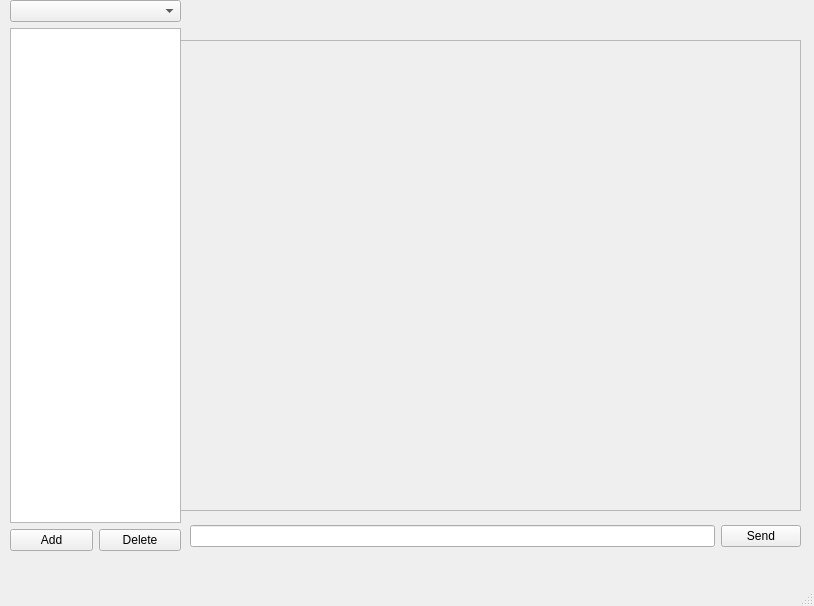
Qt form chatbot/gui/main_window.ui (mipeso/ollama-chatbot) before a commit.
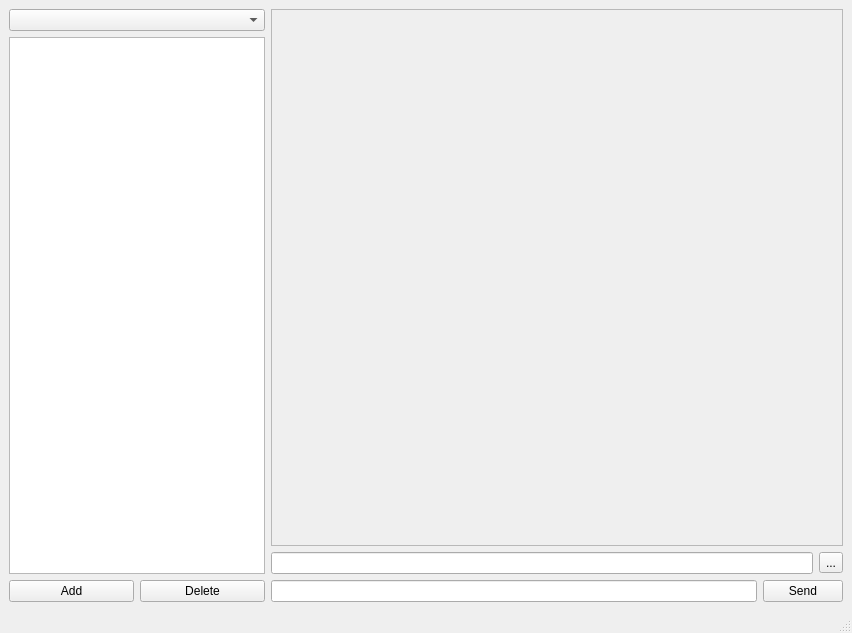
The same form after that commit.

Patch:
```diff
--- a/chatbot/gui/main_window.ui
+++ b/chatbot/gui/main_window.ui
@@ -6,8 +6,8 @@
    <rect>
     <x>0</x>
     <y>0</y>
-    <width>814</width>
-    <height>606</height>
+    <width>852</width>
+    <height>633</height>
    </rect>
   </property>
   <property name="sizePolicy">
@@ -20,66 +20,26 @@
    <string>Chatbot</string>
   </property>
   <widget class="QWidget" name="centralwidget">
-   <widget class="QScrollArea" name="scroll_area">
-    <property name="geometry">
-     <rect>
-      <x>180</x>
-      <y>40</y>
-      <width>621</width>
-      <height>471</height>
-     </rect>
-    </property>
-    <property name="widgetResizable">
-     <bool>true</bool>
-    </property>
-    <widget class="QWidget" name="scrollAreaWidgetContents">
-     <property name="geometry">
-      <rect>
-       <x>0</x>
-       <y>0</y>
-       <width>619</width>
-       <height>469</height>
-      </rect>
-     </property>
-    </widget>
-   </widget>
-   <widget class="QWidget" name="layoutWidget">
-    <property name="geometry">
-     <rect>
-      <x>190</x>
-      <y>520</y>
-      <width>611</width>
-      <height>33</height>
-     </rect>
-    </property>
-    <layout class="QHBoxLayout" name="horizontalLayout_2">
+   <layout class="QVBoxLayout" name="verticalLayout_3">
      <item>
-      <widget class="QLineEdit" name="text_box"/>
-     </item>
+     <layout class="QHBoxLayout" name="horizontalLayout_4">
      <item>
-      <widget class="QPushButton" name="send_button">
-       <property name="text">
-        <string>Send</string>
-       </property>
-      </widget>
-     </item>
-    </layout>
-   </widget>
-   <widget class="QWidget" name="">
-    <property name="geometry">
-     <rect>
-      <x>10</x>
-      <y>0</y>
-      <width>171</width>
-      <height>551</height>
-     </rect>
-    </property>
     <layout class="QVBoxLayout" name="verticalLayout">
+        <property name="sizeConstraint">
+         <enum>QLayout::SizeConstraint::SetDefaultConstraint</enum>
+        </property>
      <item>
       <widget class="QComboBox" name="model_combobox"/>
      </item>
      <item>
-      <widget class="QListWidget" name="chat_list"/>
+         <widget class="QListWidget" name="chat_list">
+          <property name="sizePolicy">
+           <sizepolicy hsizetype="Minimum" vsizetype="Expanding">
+            <horstretch>0</horstretch>
+            <verstretch>0</verstretch>
+           </sizepolicy>
+          </property>
+         </widget>
      </item>
      <item>
       <layout class="QHBoxLayout" name="horizontalLayout">
@@ -100,7 +60,59 @@
       </layout>
      </item>
     </layout>
-   </widget>
+      </item>
+      <item>
+       <layout class="QVBoxLayout" name="verticalLayout_2">
+        <item>
+         <widget class="QScrollArea" name="scroll_area">
+          <property name="widgetResizable">
+           <bool>true</bool>
+          </property>
+          <widget class="QWidget" name="scrollAreaWidgetContents">
+           <property name="geometry">
+            <rect>
+             <x>0</x>
+             <y>0</y>
+             <width>564</width>
+             <height>491</height>
+            </rect>
+           </property>
+          </widget>
+         </widget>
+        </item>
+        <item>
+         <layout class="QHBoxLayout" name="horizontalLayout_5">
+          <item>
+           <widget class="QLineEdit" name="input_file_field"/>
+          </item>
+          <item>
+           <widget class="QToolButton" name="browse_button">
+            <property name="text">
+             <string>...</string>
+            </property>
+           </widget>
+          </item>
+         </layout>
+        </item>
+        <item>
+         <layout class="QHBoxLayout" name="horizontalLayout_2">
+          <item>
+           <widget class="QLineEdit" name="text_input_field"/>
+          </item>
+          <item>
+           <widget class="QPushButton" name="send_button">
+            <property name="text">
+             <string>Send</string>
+            </property>
+           </widget>
+          </item>
+         </layout>
+        </item>
+       </layout>
+      </item>
+     </layout>
+    </item>
+   </layout>
   </widget>
   <widget class="QMenuBar" name="menubar">
    <property name="geometry">
```
Left out of the diff: 2 changed lines with no effect on the pictures. Lines whose indentation alone changed are shown as unchanged.
